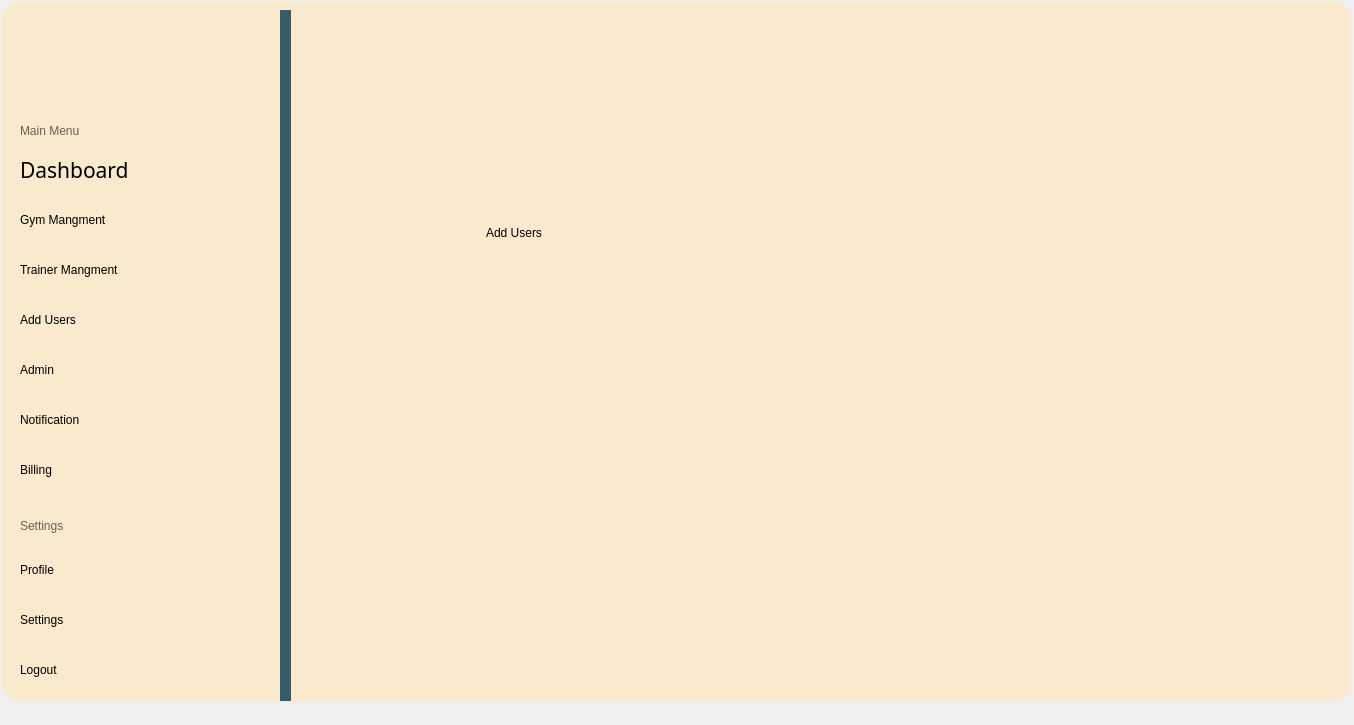
The window that mainwindow.ui (YousefElbooz/FullGymProject) describes before a commit, drawn with Qt 5.
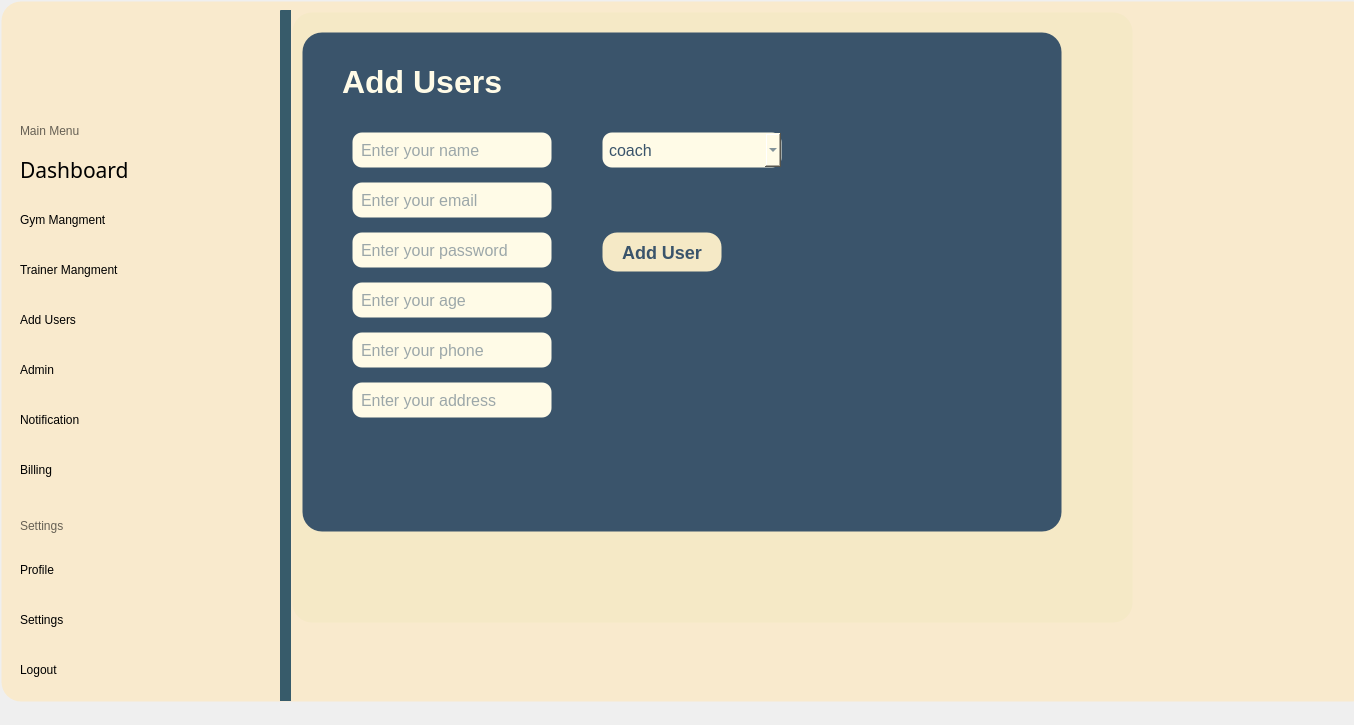
The same window after the commit. The open tabs and pages were chosen to show the change. Icons and pictures are not drawn.

What changed in the file:
```diff
--- a/mainwindow.ui
+++ b/mainwindow.ui
@@ -860,7 +860,7 @@
        <rect>
         <x>0</x>
         <y>0</y>
-        <width>1351</width>
+        <width>1371</width>
         <height>701</height>
        </rect>
       </property>
@@ -2464,27 +2464,189 @@
         <widget class="QWidget" name="widget_9" native="true">
          <property name="geometry">
           <rect>
-           <x>-10</x>
+           <x>0</x>
            <y>0</y>
-           <width>901</width>
+           <width>841</width>
            <height>611</height>
           </rect>
          </property>
-         <widget class="QLabel" name="label_72">
+         <property name="styleSheet">
+          <string notr="true">background-color: #f5e9c6;</string>
+         </property>
+         <widget class="QFrame" name="addUserPanel">
           <property name="geometry">
            <rect>
-            <x>200</x>
-            <y>170</y>
-            <width>291</width>
-            <height>101</height>
+            <x>10</x>
+            <y>20</y>
+            <width>760</width>
+            <height>500</height>
            </rect>
           </property>
           <property name="styleSheet">
-           <string notr="true">color: rgb(0, 0, 0);</string>
+           <string notr="true">background-color: #3a546b; border-radius: 20px;</string>
           </property>
-          <property name="text">
-           <string>Add Users</string>
+          <property name="frameShape">
+           <enum>QFrame::Shape::StyledPanel</enum>
           </property>
+          <widget class="QLabel" name="label_72">
+           <property name="geometry">
+            <rect>
+             <x>30</x>
+             <y>20</y>
+             <width>400</width>
+             <height>60</height>
+            </rect>
+           </property>
+           <property name="styleSheet">
+            <string notr="true">color: #fffbe7; font-family: 'Comic Sans MS', 'Comic Sans', cursive; font-size: 32px; font-weight: bold;</string>
+           </property>
+           <property name="text">
+            <string>Add Users</string>
+           </property>
+          </widget>
+          <widget class="QLineEdit" name="lineEditName">
+           <property name="geometry">
+            <rect>
+             <x>50</x>
+             <y>100</y>
+             <width>200</width>
+             <height>36</height>
+            </rect>
+           </property>
+           <property name="styleSheet">
+            <string notr="true">border-radius: 10px; padding: 6px; background: #fffbe7; color: #3a546b; font-size: 16px;</string>
+           </property>
+           <property name="placeholderText">
+            <string>Enter your name</string>
+           </property>
+          </widget>
+          <widget class="QLineEdit" name="lineEditEmail">
+           <property name="geometry">
+            <rect>
+             <x>50</x>
+             <y>150</y>
+             <width>200</width>
+             <height>36</height>
+            </rect>
+           </property>
+           <property name="styleSheet">
+            <string notr="true">border-radius: 10px; padding: 6px; background: #fffbe7; color: #3a546b; font-size: 16px;</string>
+           </property>
+           <property name="placeholderText">
+            <string>Enter your email</string>
+           </property>
+          </widget>
+          <widget class="QLineEdit" name="lineEditPassword">
+           <property name="geometry">
+            <rect>
+             <x>50</x>
+             <y>200</y>
+             <width>200</width>
+             <height>36</height>
+            </rect>
+           </property>
+           <property name="styleSheet">
+            <string notr="true">border-radius: 10px; padding: 6px; background: #fffbe7; color: #3a546b; font-size: 16px;</string>
+           </property>
+           <property name="echoMode">
+            <enum>QLineEdit::EchoMode::Password</enum>
+           </property>
+           <property name="placeholderText">
+            <string>Enter your password</string>
+           </property>
+          </widget>
+          <widget class="QLineEdit" name="lineEditAge">
+           <property name="geometry">
+            <rect>
+             <x>50</x>
+             <y>250</y>
+             <width>200</width>
+             <height>36</height>
+            </rect>
+           </property>
+           <property name="styleSheet">
+            <string notr="true">border-radius: 10px; padding: 6px; background: #fffbe7; color: #3a546b; font-size: 16px;</string>
+           </property>
+           <property name="placeholderText">
+            <string>Enter your age</string>
+           </property>
+          </widget>
+          <widget class="QLineEdit" name="lineEditPhone">
+           <property name="geometry">
+            <rect>
+             <x>50</x>
+             <y>300</y>
+             <width>200</width>
+             <height>36</height>
+            </rect>
+           </property>
+           <property name="styleSheet">
+            <string notr="true">border-radius: 10px; padding: 6px; background: #fffbe7; color: #3a546b; font-size: 16px;</string>
+           </property>
+           <property name="placeholderText">
+            <string>Enter your phone</string>
+           </property>
+          </widget>
+          <widget class="QLineEdit" name="lineEditAddress">
+           <property name="geometry">
+            <rect>
+             <x>50</x>
+             <y>350</y>
+             <width>200</width>
+             <height>36</height>
+            </rect>
+           </property>
+           <property name="styleSheet">
+            <string notr="true">border-radius: 10px; padding: 6px; background: #fffbe7; color: #3a546b; font-size: 16px;</string>
+           </property>
+           <property name="placeholderText">
+            <string>Enter your address</string>
+           </property>
+          </widget>
+          <widget class="QComboBox" name="comboBox">
+           <property name="geometry">
+            <rect>
+             <x>300</x>
+             <y>100</y>
+             <width>180</width>
+             <height>36</height>
+            </rect>
+           </property>
+           <property name="styleSheet">
+            <string notr="true">border-radius: 10px; padding: 6px; background: #fffbe7; color: #3a546b; font-size: 16px;</string>
+           </property>
+           <item>
+            <property name="text">
+             <string>coach</string>
+            </property>
+           </item>
+           <item>
+            <property name="text">
+             <string>receptionis</string>
+            </property>
+           </item>
+           <item>
+            <property name="text">
+             <string>member</string>
+            </property>
+           </item>
+          </widget>
+          <widget class="QPushButton" name="addUserBtn">
+           <property name="geometry">
+            <rect>
+             <x>300</x>
+             <y>200</y>
+             <width>120</width>
+             <height>40</height>
+            </rect>
+           </property>
+           <property name="styleSheet">
+            <string notr="true">background: #f5e9c6; color: #3a546b; border-radius: 15px; font-size: 18px; font-weight: bold;</string>
+           </property>
+           <property name="text">
+            <string>Add User</string>
+           </property>
+          </widget>
          </widget>
         </widget>
        </widget>
```
Left out of the diff: 30 changed lines with no effect on the pictures.
